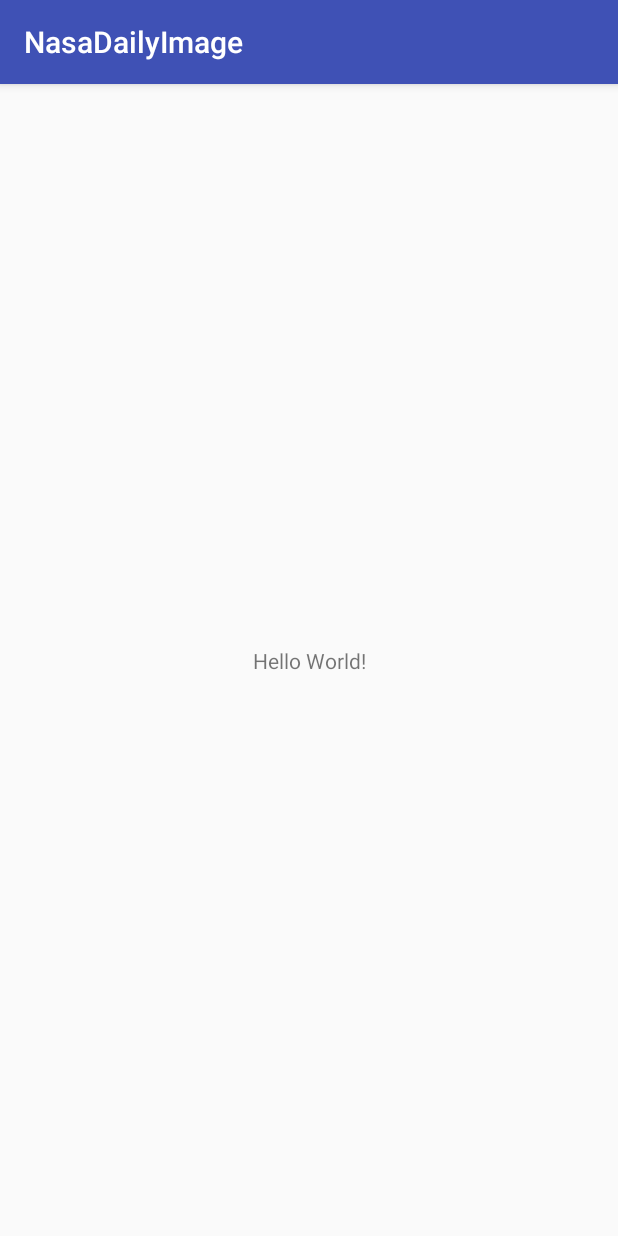
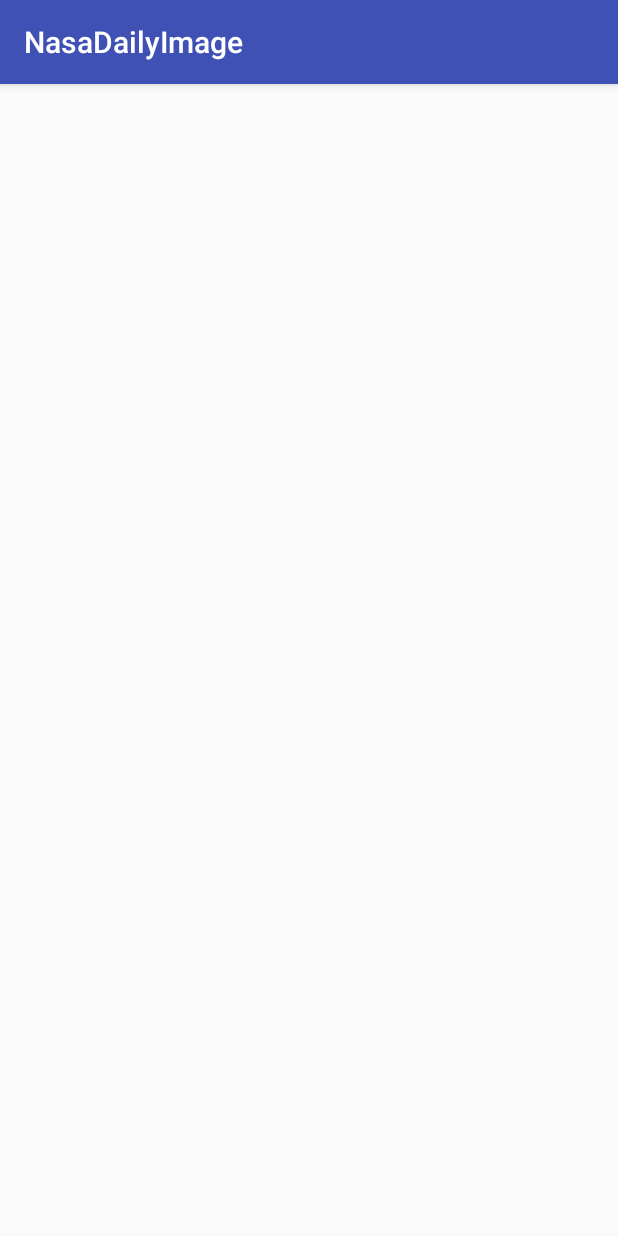
Before and after one commit to kicx/Head_First_Development, an Android app: the screen it shows after launch (MainActivity), on a phone screen of 412 x 824 dp. Run offline under Robolectric (Android 15) with nearby library versions, the phone set to English and light mode, and no system bars.

```diff
--- a/app/src/main/res/layout/activity_main.xml
+++ b/app/src/main/res/layout/activity_main.xml
@@ -6,13 +6,5 @@
     android:layout_height="match_parent"
     tools:context="com.dreams.foggy.nasadailyimage.MainActivity">
 
-    <TextView
-        android:layout_width="wrap_content"
-        android:layout_height="wrap_content"
-        android:text="Hello World!"
-        app:layout_constraintBottom_toBottomOf="parent"
-        app:layout_constraintLeft_toLeftOf="parent"
-        app:layout_constraintRight_toRightOf="parent"
-        app:layout_constraintTop_toTopOf="parent" />
 
 </android.support.constraint.ConstraintLayout>
```
Also changed, not shown: app/src/main/res/values/strings.xml (+7 -0 lines).
